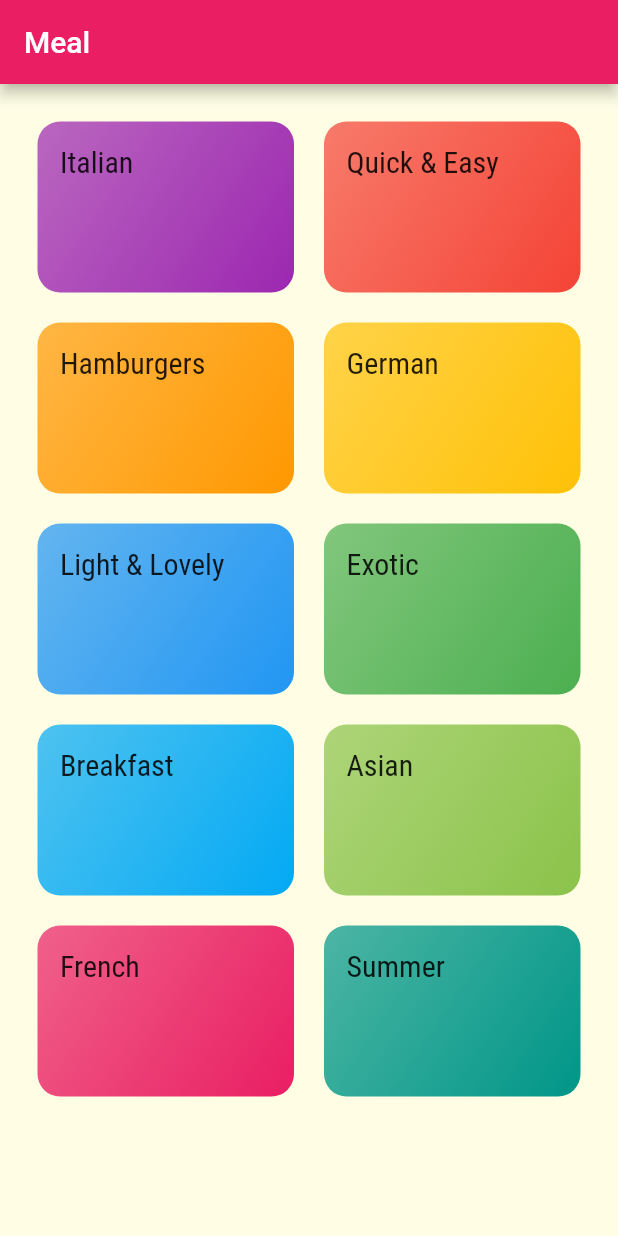
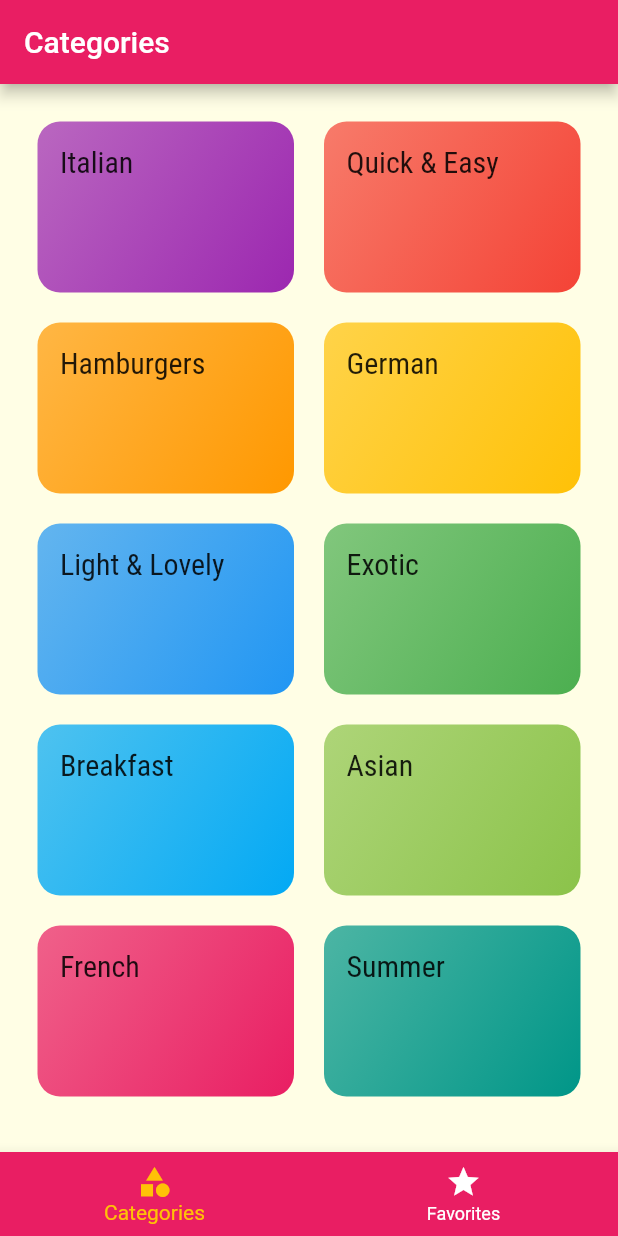
Before and after one commit to MaRiamNaser/Meal_App_Flutter, a Flutter app: the screen it shows after launch, on a phone screen of 412 x 824 dp. Run offline on Flutter 3.47's test engine with Material 2 defaults, Android fonts, the phone set to English and light mode, and no system bars.

Commit message:
Added BottomNavigationBar and Tabs Screen.

```diff
--- a/lib/main.dart
+++ b/lib/main.dart
@@ -2,6 +2,7 @@ import 'package:flutter/material.dart';
 import 'package:meal_app/screens/categories_screen.dart';
 import 'package:meal_app/screens/category_meals_screen.dart';
 import 'package:meal_app/screens/meal_detail_screen.dart';
+import 'package:meal_app/screens/tabs_screen.dart';
 
 void main() {
   runApp(MyApp());
@@ -34,7 +35,7 @@ class MyApp extends StatelessWidget {
      // home: MyHomePage(title: 'Flutter Demo Home Page'),
      // home: CategoriesScreen(),
       routes: {
-        '/': (context) => CategoriesScreen(),
+        '/': (context) => TabsScreen(),
         CategoryMealsScreen.routeName: (context) => CategoryMealsScreen(),
         MealDetailScreen.routeName: (context) =>MealDetailScreen(),
       },
--- a/lib/screens/categories_screen.dart
+++ b/lib/screens/categories_screen.dart
@@ -7,9 +7,7 @@ class CategoriesScreen extends StatelessWidget {
   @override
   Widget build(BuildContext context) {
     return Scaffold(
-      appBar: AppBar(
-        title: Text("Meal"),
-      ),
+
           body: GridView(
         padding: EdgeInsets.all(25),
         children: DUMMY_CATEGORIES.map((catDate) =>
--- /dev/null
+++ b/lib/screens/favorites_screen.dart
@@ -0,0 +1,10 @@
+import 'package:flutter/cupertino.dart';
+
+class FavoritesScreen extends StatelessWidget {
+  @override
+  Widget build(BuildContext context) {
+    return Container(
+      child: Text("Favorites"),
+    );
+  }
+}
--- /dev/null
+++ b/lib/screens/tabs_screen.dart
@@ -0,0 +1,60 @@
+import 'package:flutter/cupertino.dart';
+import 'package:flutter/material.dart';
+import 'package:meal_app/screens/categories_screen.dart';
+import 'package:meal_app/screens/favorites_screen.dart';
+
+class TabsScreen extends StatefulWidget {
+
+
+  @override
+  _TabsScreenState createState() => _TabsScreenState();
+}
+  int _selectedPageIndex = 0;
+class _TabsScreenState extends State<TabsScreen> {
+
+
+
+  final List <Map<String, Object>> _pages = [
+
+    {
+      'page': CategoriesScreen(),
+      'title': "Categories"
+    },
+    {
+      'page': FavoritesScreen(),
+      'title': "Your Favorites"
+    },
+  ];
+  void _selectePage(int value){
+
+   setState((){
+        _selectedPageIndex = value;
+      });
+
+     }
+
+     @override
+     Widget build(BuildContext context) {
+       return Scaffold(
+         appBar: AppBar(title:Text(_pages[_selectedPageIndex]['title'])),
+         body:_pages[_selectedPageIndex]['page'],
+         bottomNavigationBar:BottomNavigationBar(
+           onTap: _selectePage,
+           backgroundColor: Theme.of(context).primaryColor,
+           selectedItemColor: Theme.of(context).accentColor,
+           unselectedItemColor: Colors.white,
+           items:[
+            BottomNavigationBarItem(
+              icon: Icon(Icons.category),
+              title: Text("Categories")),
+
+              BottomNavigationBarItem(
+              icon: Icon(Icons.star),
+              title: Text("Favorites"))
+
+           ],
+         )
+
+       );
+     }
+}
```
